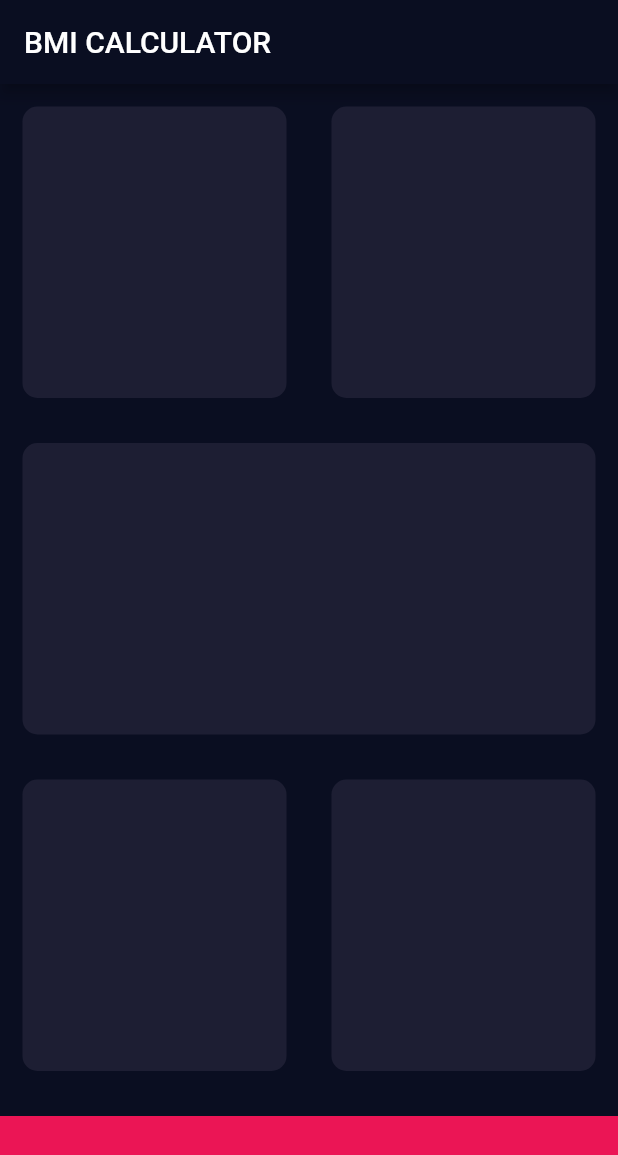
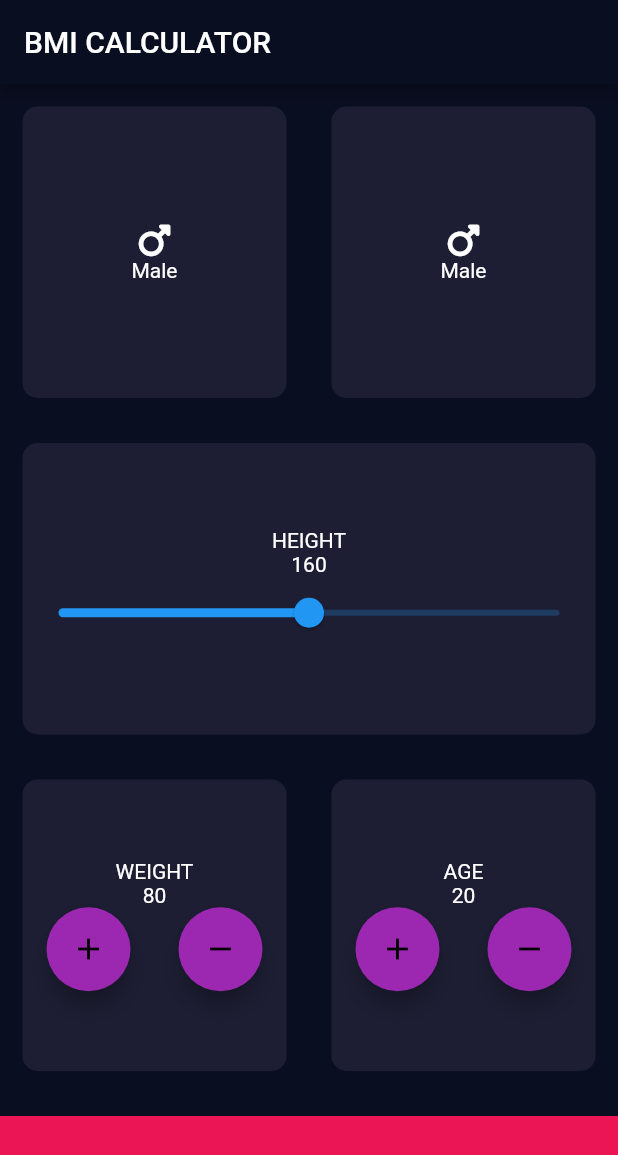
Before and after one commit to matatoMatata94/bmi_calculator, a Flutter app: the screen it shows after launch, on a phone screen of 412 x 824 dp. Shown: the top 1155 px of the screen. Run offline on Flutter 3.47's test engine with Material 2 defaults, Android fonts, the phone set to English and light mode, and no system bars; our stand-ins replace font_awesome_flutter.

Commit message:
Added some functionality

```diff
--- a/lib/input_page.dart
+++ b/lib/input_page.dart
@@ -1,4 +1,5 @@
 import 'package:flutter/material.dart';
+import 'package:font_awesome_flutter/font_awesome_flutter.dart';
 
 const Color backGroundColor = Color(0xFF1D1E33);
 const Color bottomButtonColor = Color(0xFFEB1555);
@@ -12,6 +13,10 @@ class InputPage extends StatefulWidget {
 }
 
 class _InputPageState extends State<InputPage> {
+  double heightValue = 160;
+  int weightValue = 80;
+  int ageValue = 20;
+
   @override
   Widget build(BuildContext context) {
     return Scaffold(
@@ -23,35 +28,122 @@ class _InputPageState extends State<InputPage> {
           children: [
             Expanded(
               child: Row(
-                children: const [
+                children: [
                   Expanded(
                     child: BackgroundCard(
                       color: backGroundColor,
+                      cardChild: Column(
+                        mainAxisAlignment: MainAxisAlignment.center,
+                        children: const [
+                          FaIcon(FontAwesomeIcons.mars),
+                          Text('Male')
+                        ],
+                      ),
                     ),
                   ),
                   Expanded(
                     child: BackgroundCard(
                       color: backGroundColor,
+                      cardChild: Column(
+                        mainAxisAlignment: MainAxisAlignment.center,
+                        children: const [
+                          FaIcon(FontAwesomeIcons.mars),
+                          Text('Male')
+                        ],
+                      ),
                     ),
                   ),
                 ],
               ),
             ),
-            const Expanded(
-                child: BackgroundCard(
-              color: backGroundColor,
-            )),
+            Expanded(
+              child: BackgroundCard(
+                color: backGroundColor,
+                cardChild: Column(
+                  mainAxisAlignment: MainAxisAlignment.center,
+                  children: [
+                    const Text('HEIGHT'),
+                    Text(heightValue.round().toString()),
+                    Slider(
+                        max: 200,
+                        min: 120,
+                        value: heightValue,
+                        onChanged: (newValue) {
+                          setState(() => heightValue = newValue);
+                        }),
+                  ],
+                ),
+              ),
+            ),
             Expanded(
               child: Row(
-                children: const [
+                children: [
                   Expanded(
-                      child: BackgroundCard(
-                    color: backGroundColor,
-                  )),
+                    child: BackgroundCard(
+                      color: backGroundColor,
+                      cardChild: Column(
+                        mainAxisAlignment: MainAxisAlignment.center,
+                        children: [
+                          const Text('WEIGHT'),
+                          Text(weightValue.toString()),
+                          Row(
+                            mainAxisAlignment: MainAxisAlignment.spaceAround,
+                            children: [
+                              FloatingActionButton(
+                                child: const Icon(Icons.add),
+                                onPressed: () {
+                                  setState(() {
+                                    weightValue++;
+                                  });
+                                },
+                              ),
+                              FloatingActionButton(
+                                child: const Icon(Icons.remove),
+                                onPressed: () {
+                                  setState(() {
+                                    weightValue--;
+                                  });
+                                },
+                              ),
+                            ],
+                          ),
+                        ],
+                      ),
+                    ),
+                  ),
                   Expanded(
-                      child: BackgroundCard(
-                    color: backGroundColor,
-                  )),
+                    child: BackgroundCard(
+                      color: backGroundColor,
+                      cardChild: Column(
+                        mainAxisAlignment: MainAxisAlignment.center,
+                        children: [
+                          const Text('AGE'),
+                          Text(ageValue.toString()),
+                          Row(
+                            mainAxisAlignment: MainAxisAlignment.spaceAround,
+                            children: [
+                              FloatingActionButton(
+                                child: const Icon(Icons.add),
+                                onPressed: () {
+                                  setState(() {
+                                    ageValue++;
+                                  });
+                                },
+                              ),
+                              FloatingActionButton(
+                                child: const Icon(Icons.remove),
+                                onPressed: () {
+                                  setState(() {
+                                    ageValue--;
+                                  });
+                                },
+                              ),
+                            ],
+                          ),
+                        ],
+                      ),
+                    ),
+                  ),
                 ],
               ),
             ),
@@ -68,24 +160,21 @@ class _InputPageState extends State<InputPage> {
   }
 }
 
-class BackgroundCard extends StatefulWidget {
+class BackgroundCard extends StatelessWidget {
   final Color color;
+  final Widget cardChild;
 
-  const BackgroundCard({required this.color});
+  BackgroundCard({super.key, required this.color, required this.cardChild});
 
-  @override
-  State<BackgroundCard> createState() => _BackgroundCardState();
-}
-
-class _BackgroundCardState extends State<BackgroundCard> {
   @override
   Widget build(BuildContext context) {
     return Container(
       margin: const EdgeInsets.all(15),
       decoration: BoxDecoration(
-        color: widget.color,
+        color: color,
         borderRadius: BorderRadius.circular(10),
       ),
+      child: cardChild,
     );
   }
 }
```
Also changed, not shown: pubspec.yaml (+1 -48 lines), pubspec.lock.
